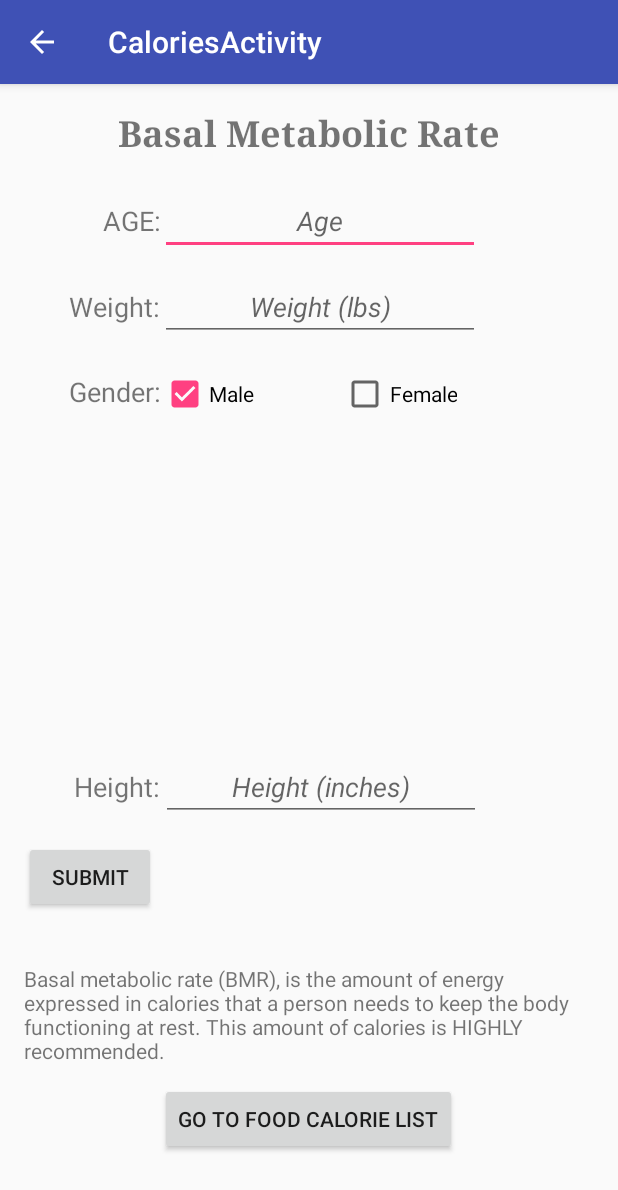
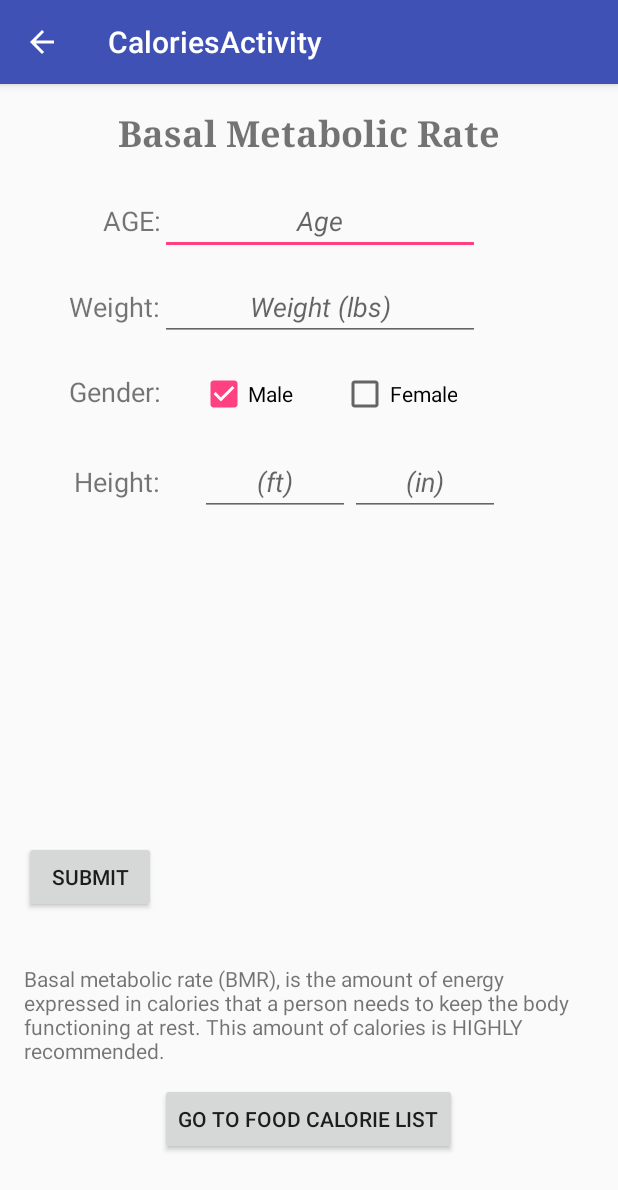
Before and after one commit to jsayram/AndroidApp_Assigment, an Android app: the CaloriesCalculatorActivity screen opened directly, with no data from a screen before it, on a phone screen of 412 x 824 dp. Shown: the top 1190 px of the screen. Run offline under Robolectric (Android 15) with nearby library versions, the phone set to English and light mode, and no system bars.

```diff
--- a/app/build.gradle
+++ b/app/build.gradle
@@ -33,4 +33,10 @@ dependencies {
 
     compile 'com.android.support:design:23.4.0'
 
+    //necessary because there is a conflict with recycler view this resolves it
+    androidTestCompile 'com.android.support:support-annotations:22.1.1'
+
+    //espresso test dependencies
+    androidTestCompile 'com.android.support.test.espresso:espresso-core:2.2.2'
+    androidTestCompile 'com.android.support.test:runner:0.5'
 }
--- a/app/src/main/AndroidManifest.xml
+++ b/app/src/main/AndroidManifest.xml
@@ -50,7 +50,7 @@
             android:label="@string/title_activity_calorie_view"
             android:theme="@style/AppTheme.NoActionBar" />
         <activity
-            android:name=".aboutme"
+            android:name=".AboutActivity"
             android:label="@string/title_activity_aboutme"
             android:theme="@style/AppTheme.NoActionBar"></activity>
     </application>
--- a/app/src/main/java/com/chefd/mealprep/mealprep/BmiCalculatorActivity.java
+++ b/app/src/main/java/com/chefd/mealprep/mealprep/BmiCalculatorActivity.java
@@ -1,5 +1,6 @@
 package com.chefd.mealprep.mealprep;
 
+import android.content.pm.ActivityInfo;
 import android.os.Bundle;
 import android.support.design.widget.FloatingActionButton;
 import android.support.design.widget.Snackbar;
@@ -16,6 +17,9 @@ public class BmiCalculatorActivity extends AppCompatActivity {
         Toolbar toolbar = (Toolbar) findViewById(R.id.toolbar);
         setSupportActionBar(toolbar);
 
+        // makes sure the activity stays in portrait mode
+        setRequestedOrientation(ActivityInfo.SCREEN_ORIENTATION_PORTRAIT);
+
         FloatingActionButton fab = (FloatingActionButton) findViewById(R.id.fab);
         fab.setOnClickListener(new View.OnClickListener() {
             @Override
--- a/app/src/main/java/com/chefd/mealprep/mealprep/BreakfastActivity.java
+++ b/app/src/main/java/com/chefd/mealprep/mealprep/BreakfastActivity.java
@@ -1,6 +1,7 @@
 package com.chefd.mealprep.mealprep;
 
 import android.content.Intent;
+import android.content.pm.ActivityInfo;
 import android.os.Bundle;
 import android.support.v7.app.AppCompatActivity;
 import android.support.v7.widget.LinearLayoutManager;
@@ -30,6 +31,11 @@ public class BreakfastActivity extends AppCompatActivity {
         super.onCreate(savedInstanceState);
         setContentView(R.layout.activity_breakfast);
         findViews();
+
+        // makes sure the activity stays in portrait mode
+        setRequestedOrientation(ActivityInfo.SCREEN_ORIENTATION_PORTRAIT);
+
+
         FoodIdenityHolder foodIdenityHolder =
                 new FoodIdenityHolder(R.drawable.pancakes,R.string.banana_pancakes);
         foodPicList.add(foodIdenityHolder);
--- a/app/src/main/java/com/chefd/mealprep/mealprep/CarbsAcitivity.java
+++ b/app/src/main/java/com/chefd/mealprep/mealprep/CarbsAcitivity.java
@@ -14,9 +14,8 @@ public class CarbsAcitivity extends AppCompatActivity {
     protected void onCreate(Bundle savedInstanceState) {
         super.onCreate(savedInstanceState);
         setContentView(R.layout.activity_carbs__acitivity);
-        /*so Brain here just find both the views for the activity
-        and then just use the setimageResource,and setText for both the text
-        and image view just look suggestions and the choose the right one*/
+
+
         FoodIdenityHolder foodIdenityHolder;
         Bundle bundle = getIntent().getExtras();
         foodIdenityHolder =
--- a/app/src/main/java/com/chefd/mealprep/mealprep/DataPlacer.java
+++ b/app/src/main/java/com/chefd/mealprep/mealprep/DataPlacer.java
@@ -14,11 +14,10 @@ public class DataPlacer {
     public static Map<String, FoodProduct> foodProductMap = new HashMap<>();
 
 
-    // the follwoing food ids ie. food1, food2, food3, etc ...correspond to the images in the
+    // the following food ids ie. food1, food2, food3, etc ...correspond to the images in the
     // main-> assets as long as the image is a .png file just put the name of the image
-    //replacing food1, food2, food3 etc... with the correspoding image name you wish
+    //replacing food1, food2, food3 etc... with the corresponding image name you wish
     //to replace it with.
-
 
     static {
         addProduct("food1",  // file name without .png extension
--- a/app/src/main/res/layout/activity_aboutme.xml
+++ b/app/src/main/res/layout/activity_about.xml
@@ -5,7 +5,7 @@
     android:layout_width="match_parent"
     android:layout_height="match_parent"
     android:fitsSystemWindows="true"
-    tools:context="com.chefd.mealprep.mealprep.aboutme">
+    tools:context="com.chefd.mealprep.mealprep.AboutActivity">
 
     <android.support.design.widget.AppBarLayout
         android:layout_width="match_parent"
@@ -21,7 +21,7 @@
 
     </android.support.design.widget.AppBarLayout>
 
-    <include layout="@layout/content_aboutme" />
+    <include layout="@layout/content_about" />
 
     <android.support.design.widget.FloatingActionButton
         android:id="@+id/fab"
--- a/app/src/main/res/layout/content_calories_calc.xml
+++ b/app/src/main/res/layout/content_calories_calc.xml
@@ -121,41 +121,14 @@
         android:id="@+id/mcheckBox"
         android:layout_width="wrap_content"
         android:layout_height="wrap_content"
-        android:layout_alignLeft="@+id/editHeight"
-        android:layout_alignStart="@+id/editHeight"
+        android:layout_alignLeft="@+id/editHeightf"
+        android:layout_alignStart="@+id/editHeightf"
         android:layout_below="@+id/editWeight"
         android:layout_marginTop="19dp"
         android:checked="true"
         android:onClick="onCheckboxClicked"
         android:text="Male"
         android:textAlignment="center" />
-
-    <TextView
-        android:id="@+id/textHeight"
-        android:layout_width="wrap_content"
-        android:layout_height="wrap_content"
-        android:layout_alignBaseline="@+id/editHeight"
-        android:layout_alignBottom="@+id/editHeight"
-        android:layout_toLeftOf="@+id/editWeight"
-        android:layout_toStartOf="@+id/editWeight"
-        android:text=" Height:"
-        android:textAlignment="center"
-        android:textSize="18sp" />
-
-    <EditText
-        android:id="@+id/editHeight"
-        android:layout_width="wrap_content"
-        android:layout_height="wrap_content"
-        android:layout_above="@+id/submitButton"
-        android:layout_marginBottom="13dp"
-        android:layout_toEndOf="@+id/textGender"
-        android:layout_toRightOf="@+id/textGender"
-        android:ems="10"
-        android:hint="Height (inches)"
-        android:inputType="number"
-        android:textAlignment="center"
-        android:textStyle="normal|italic"
-        tools:text="66" />
 
     <Button
         android:id="@+id/calorieviewButton"
@@ -191,5 +164,45 @@
         android:textAlignment="center"
         android:textSize="24sp" />
 
+    <EditText
+        android:layout_width="100dp"
+        android:layout_height="wrap_content"
+        android:inputType="number"
+        android:ems="10"
+        android:id="@+id/editHeighti"
+        android:layout_alignBaseline="@+id/editHeightf"
+        android:layout_alignBottom="@+id/editHeightf"
+        android:layout_alignRight="@+id/textBmr"
+        android:layout_alignEnd="@+id/textBmr"
+        android:hint="(in)"
+        android:textAlignment="center"
+        android:textStyle="normal|italic" />
+
+    <TextView
+        android:id="@+id/textHeight"
+        android:layout_width="wrap_content"
+        android:layout_height="wrap_content"
+        android:text=" Height:"
+        android:textAlignment="center"
+        android:textSize="18sp"
+        android:layout_alignBaseline="@+id/editHeightf"
+        android:layout_alignBottom="@+id/editHeightf"
+        android:layout_toLeftOf="@+id/editWeight"
+        android:layout_toStartOf="@+id/editWeight" />
+
+    <EditText
+        android:id="@+id/editHeightf"
+        android:layout_height="wrap_content"
+        android:ems="10"
+        android:inputType="number"
+        android:textStyle="normal|italic"
+        android:layout_width="100dp"
+        android:layout_below="@+id/fcheckBox"
+        android:layout_toLeftOf="@+id/editHeighti"
+        android:layout_toStartOf="@+id/editHeighti"
+        android:layout_marginTop="20dp"
+        android:hint="(ft)"
+        android:textAlignment="center" />
+
 
 </RelativeLayout>
```
Also changed, not shown: app/src/main/java/com/chefd/mealprep/mealprep/AboutActivity.java (renamed from app/src/main/java/com/chefd/mealprep/mealprep/aboutme.java, +5 -2 lines), app/src/main/java/com/chefd/mealprep/mealprep/CaloriesCalculatorActivity.java (+42 -15 lines), app/src/main/java/com/chefd/mealprep/mealprep/MainActivity.java (+9 -8 lines), app/src/main/res/layout/content_about.xml (renamed from app/src/main/res/layout/content_aboutme.xml, +60 -57 lines), app/src/main/res/layout/content_main.xml (+9 -7 lines), 1 other file.
